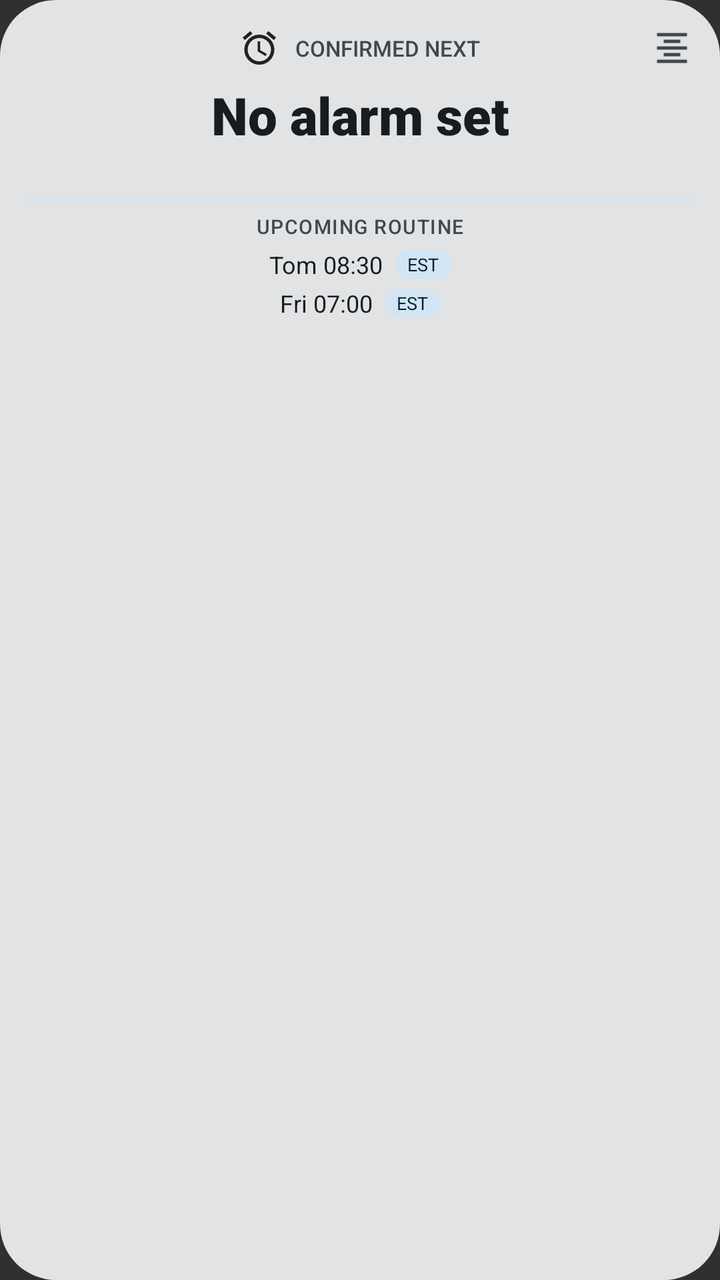
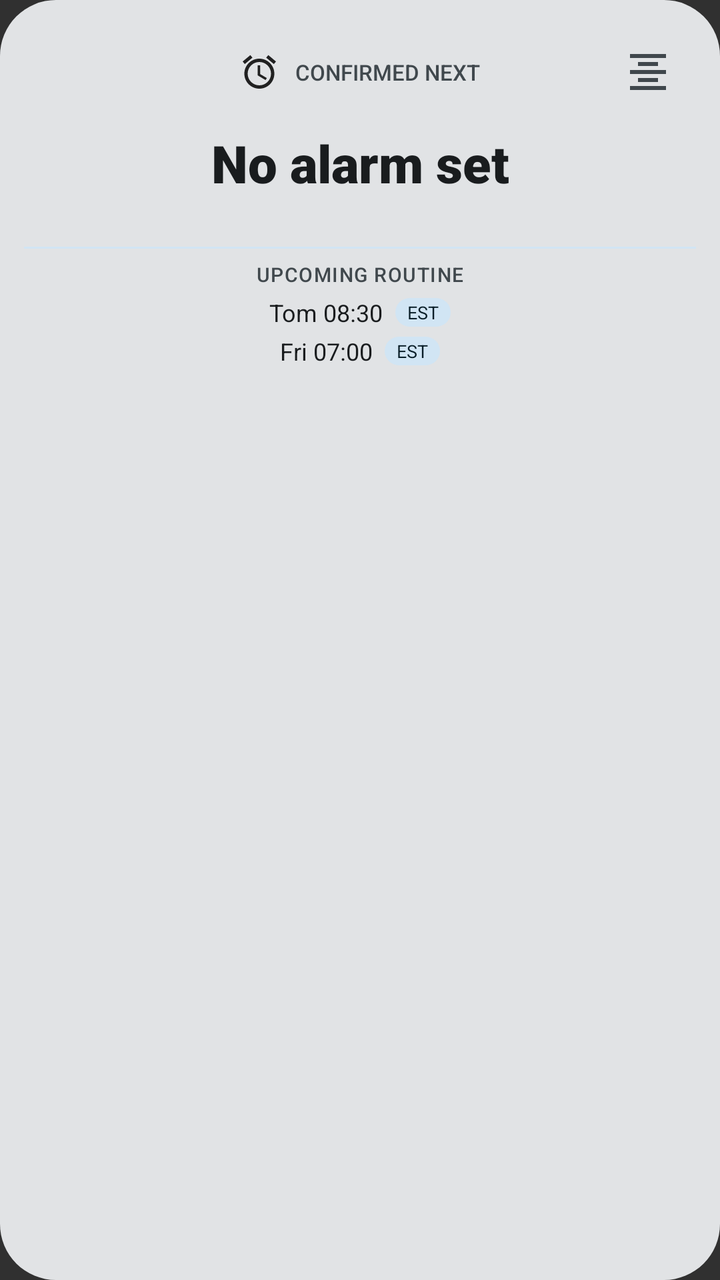

Compare the two renders of this Android layout. The source of the first and the diff that turns it into the second are given below.
<!-- AndroidManifest.xml: application theme android:Theme.Material.NoActionBar -->
<!-- res/layout/widget_next_up_tall_center.xml -->
<?xml version="1.0" encoding="utf-8"?>
<LinearLayout xmlns:android="http://schemas.android.com/apk/res/android"
    android:id="@+id/widget_root"
    android:layout_width="match_parent"
    android:layout_height="match_parent"
    android:background="@drawable/widget_background"
    android:orientation="vertical"
    android:padding="12dp">

    
    <LinearLayout
        android:id="@+id/widget_top_section"
        android:layout_width="match_parent"
        android:layout_height="wrap_content"
        android:orientation="vertical">

        
        <LinearLayout
            android:id="@+id/widget_header"
            android:layout_width="match_parent"
            android:layout_height="wrap_content"
            android:gravity="center_vertical"
            android:orientation="horizontal">

            
            <ImageView
                android:layout_width="24dp"
                android:layout_height="24dp"
                android:contentDescription="@null" />

            
            <LinearLayout
                android:layout_width="0dp"
                android:layout_height="wrap_content"
                android:layout_weight="1"
                android:gravity="center"
                android:orientation="horizontal">

                <ImageView
                    android:id="@+id/widget_icon"
                    android:layout_width="20dp"
                    android:layout_height="20dp"
                    android:contentDescription="@string/app_name"
                    android:src="@drawable/ic_alarm" />

                <TextView
                    android:id="@+id/widget_title"
                    android:layout_width="wrap_content"
                    android:layout_height="wrap_content"
                    android:layout_marginStart="8dp"
                    android:ellipsize="end"
                    android:fontFamily="sans-serif-medium"
                    android:maxLines="1"
                    android:text="CONFIRMED NEXT"
                    android:textColor="@color/widget_on_surface_variant"
                    android:textSize="11sp" />
            </LinearLayout>

            <ImageView
                android:id="@+id/widget_btn_align_toggle"
                android:layout_width="24dp"
                android:layout_height="24dp"
                android:padding="2dp"
                android:contentDescription="@string/widget_alignment_title"
                android:src="@drawable/ic_format_align_center" />
        </LinearLayout>

        
        <TextView
            android:id="@+id/widget_countdown"
            android:layout_width="match_parent"
            android:layout_height="wrap_content"
            android:layout_marginTop="4dp"
            android:autoSizeMaxTextSize="32sp"
            android:autoSizeMinTextSize="14sp"
            android:autoSizeStepGranularity="1sp"
            android:autoSizeTextType="uniform"
            android:ellipsize="none"
            android:fontFamily="sans-serif-black"
            android:gravity="center"
            android:maxLines="1"
            android:text="@string/no_alarm_set"
            android:textColor="@color/widget_on_surface"
            android:textSize="26sp" />

        <TextView
            android:id="@+id/widget_alarm_time"
            android:layout_width="match_parent"
            android:layout_height="wrap_content"
            android:ellipsize="end"
            android:fontFamily="sans-serif"
            android:gravity="center"
            android:maxLines="1"
            android:text=""
            android:textColor="@color/widget_on_surface_variant"
            android:textSize="12sp" />
    </LinearLayout>

    
    <ImageView
        android:layout_width="match_parent"
        android:layout_height="1dp"
        android:layout_marginTop="8dp"
        android:layout_marginBottom="6dp"
        android:background="@color/widget_chip_bg"
        android:contentDescription="@null" />

    <TextView
        android:id="@+id/widget_section_predicted"
        android:layout_width="match_parent"
        android:layout_height="wrap_content"
        android:fontFamily="sans-serif-medium"
        android:gravity="center"
        android:letterSpacing="0.05"
        android:text="UPCOMING ROUTINE"
        android:textColor="@color/widget_on_surface_variant"
        android:textSize="10sp" />

    
    <LinearLayout
        android:id="@+id/widget_predicted_row_1"
        android:layout_width="match_parent"
        android:layout_height="wrap_content"
        android:layout_marginTop="4dp"
        android:gravity="center"
        android:orientation="horizontal">

        <TextView
            android:id="@+id/widget_predicted_1_text"
            android:layout_width="wrap_content"
            android:layout_height="wrap_content"
            android:ellipsize="end"
            android:fontFamily="sans-serif"
            android:maxLines="1"
            android:text="Tom 08:30"
            android:textColor="@color/widget_on_surface"
            android:textSize="12sp" />

        <TextView
            android:layout_width="wrap_content"
            android:layout_height="wrap_content"
            android:layout_marginStart="6dp"
            android:background="@drawable/widget_est_badge"
            android:fontFamily="sans-serif-bold"
            android:paddingStart="6dp"
            android:paddingTop="1dp"
            android:paddingEnd="6dp"
            android:paddingBottom="1dp"
            android:text="EST"
            android:textColor="@color/widget_chip_text"
            android:textSize="9sp" />
    </LinearLayout>

    
    <LinearLayout
        android:id="@+id/widget_predicted_row_2"
        android:layout_width="match_parent"
        android:layout_height="wrap_content"
        android:layout_marginTop="3dp"
        android:gravity="center"
        android:orientation="horizontal">

        <TextView
            android:id="@+id/widget_predicted_2_text"
            android:layout_width="wrap_content"
            android:layout_height="wrap_content"
            android:ellipsize="end"
            android:fontFamily="sans-serif"
            android:maxLines="1"
            android:text="Fri 07:00"
            android:textColor="@color/widget_on_surface"
            android:textSize="12sp" />

        <TextView
            android:layout_width="wrap_content"
            android:layout_height="wrap_content"
            android:layout_marginStart="6dp"
            android:background="@drawable/widget_est_badge"
            android:fontFamily="sans-serif-bold"
            android:paddingStart="6dp"
            android:paddingTop="1dp"
            android:paddingEnd="6dp"
            android:paddingBottom="1dp"
            android:text="EST"
            android:textColor="@color/widget_chip_text"
            android:textSize="9sp" />
    </LinearLayout>

    
    <TextView
        android:id="@+id/widget_predicted_more"
        android:layout_width="match_parent"
        android:layout_height="wrap_content"
        android:layout_marginTop="3dp"
        android:fontFamily="sans-serif-medium"
        android:gravity="center"
        android:text=""
        android:textColor="@color/widget_primary"
        android:textSize="10sp" />

</LinearLayout>
<!-- resources referenced by this layout -->
<resources>
  <color name="widget_chip_bg">#E8DEF8</color>
  <color name="widget_chip_text">#1D192B</color>
  <color name="widget_on_surface">#1D1B20</color>
  <color name="widget_on_surface_variant">#49454F</color>
  <color name="widget_primary">#6750A4</color>
  <!-- drawable ic_alarm (drawable) -->
  <vector xmlns:android="http://schemas.android.com/apk/res/android"
      android:width="24dp"
      android:height="24dp"
      android:viewportWidth="24"
      android:viewportHeight="24"
      android:tint="?android:attr/colorPrimary">
      <path
          android:fillColor="@android:color/white"
          android:pathData="M22,5.72l-4.6,-3.86 -1.29,1.53 4.6,3.86L22,5.72zM7.88,3.39L6.6,1.86 2,5.71l1.29,1.53 4.59,-3.85zM12.5,8H11v6l4.75,2.85 0.75,-1.23 -4,-2.37V8zM12,4c-4.97,0 -9,4.03 -9,9s4.02,9 9,9 9,-4.03 9,-9 -4.03,-9 -9,-9zM12,20c-3.87,0 -7,-3.13 -7,-7s3.13,-7 7,-7 7,3.13 7,7 -3.13,7 -7,7z"/>
  </vector>
  <!-- drawable ic_format_align_center (drawable) -->
  <vector xmlns:android="http://schemas.android.com/apk/res/android"
      android:width="24dp"
      android:height="24dp"
      android:viewportWidth="24"
      android:viewportHeight="24"
      android:tint="@color/widget_on_surface_variant">
      <path
          android:fillColor="@android:color/white"
          android:pathData="M7,15v2h10v-2H7zm-4,6h18v-2H3v2zm0,-8h18v-2H3v2zm4,-6v2h10V7H7zM3,3v2h18V3H3z" />
  </vector>
  <!-- drawable widget_background (drawable) -->
  <?xml version="1.0" encoding="utf-8"?>
  <shape xmlns:android="http://schemas.android.com/apk/res/android"
      android:shape="rectangle">
      <corners android:radius="28dp" />
      <solid android:color="@color/widget_surface" />
  </shape>
  <!-- drawable widget_est_badge (drawable) -->
  <?xml version="1.0" encoding="utf-8"?>
  <shape xmlns:android="http://schemas.android.com/apk/res/android"
      android:shape="rectangle">
      <corners android:radius="8dp" />
      <solid android:color="@color/widget_chip_bg" />
  </shape>
  <string name="app_name">NextUp</string>
  <string name="no_alarm_set">No alarm set</string>
  <string name="widget_alignment_title">Widget Text Alignment</string>
  <color name="widget_surface">#F2EDF7</color>
</resources>

<!-- the commit's change to res/layout/widget_next_up_tall_center.xml (unified diff, before → after) -->
@@ -16,7 +16,6 @@
 
         
         <LinearLayout
-            android:id="@+id/widget_header"
             android:layout_width="match_parent"
             android:layout_height="wrap_content"
             android:gravity="center_vertical"
@@ -24,12 +23,13 @@
 
             
             <ImageView
-                android:layout_width="24dp"
-                android:layout_height="24dp"
+                android:layout_width="48dp"
+                android:layout_height="48dp"
                 android:contentDescription="@null" />
 
             
             <LinearLayout
+                android:id="@+id/widget_header"
                 android:layout_width="0dp"
                 android:layout_height="wrap_content"
                 android:layout_weight="1"
@@ -56,11 +56,12 @@
                     android:textSize="11sp" />
             </LinearLayout>
 
+            
             <ImageView
                 android:id="@+id/widget_btn_align_toggle"
-                android:layout_width="24dp"
-                android:layout_height="24dp"
-                android:padding="2dp"
+                android:layout_width="48dp"
+                android:layout_height="48dp"
+                android:padding="12dp"
                 android:contentDescription="@string/widget_alignment_title"
                 android:src="@drawable/ic_format_align_center" />
         </LinearLayout>
